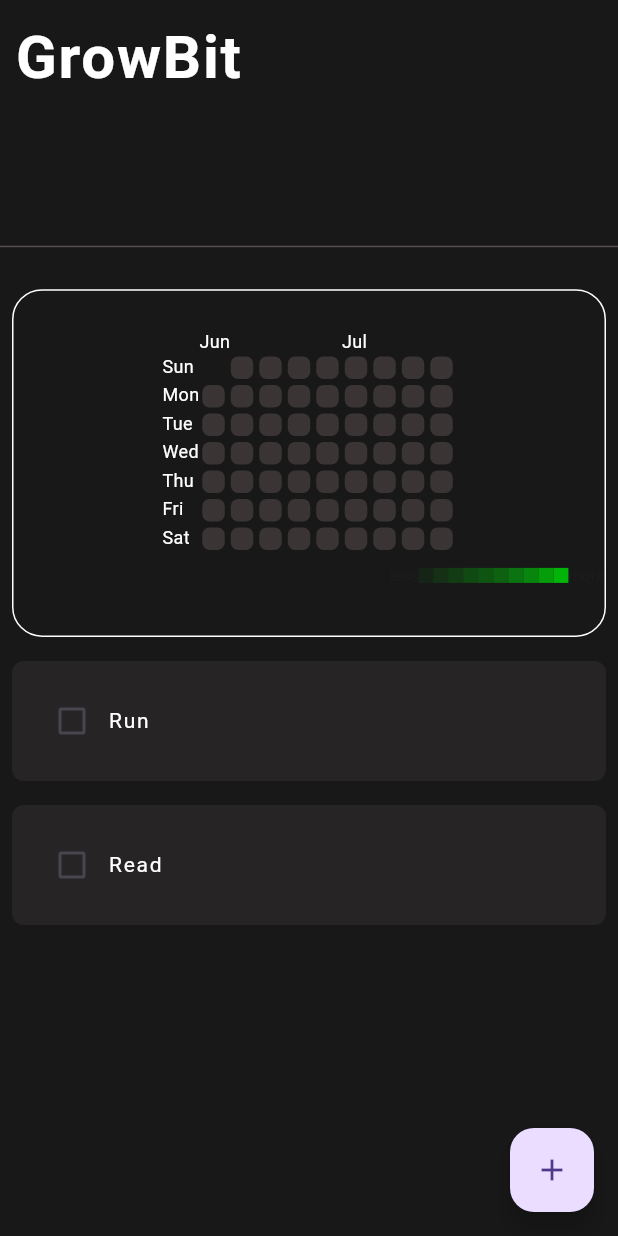
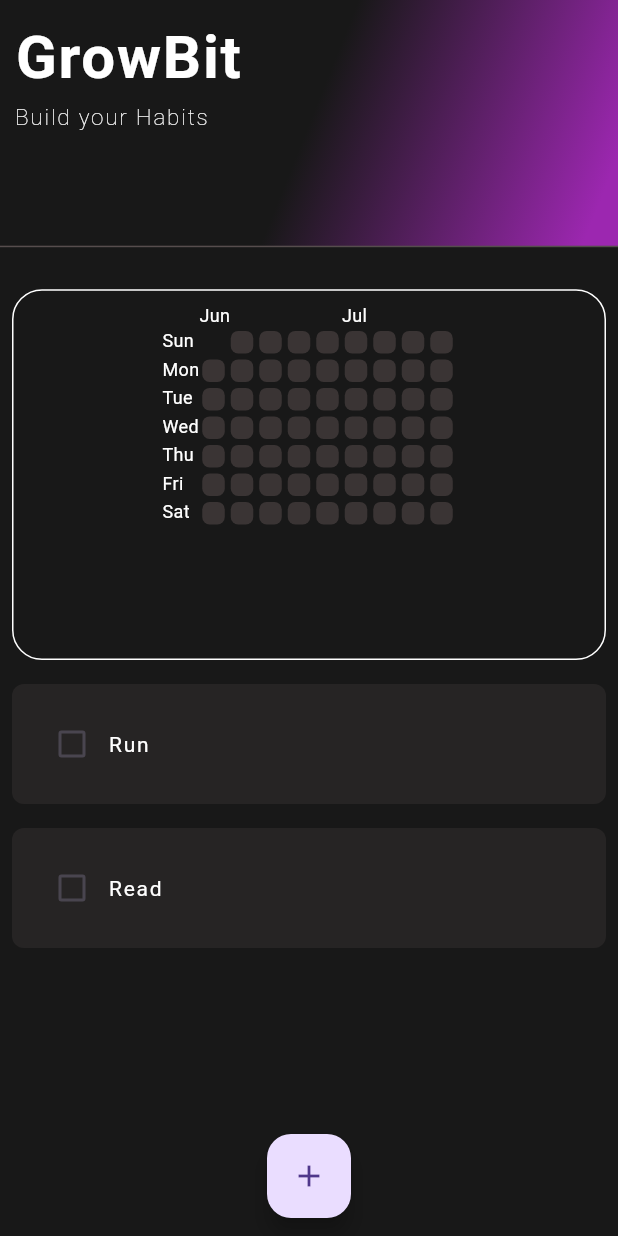
Before and after one commit to TsalemisIasonas/GrowBit, a Flutter app: the screen it shows after launch, on a phone screen of 412 x 824 dp. Run offline on Flutter 3.47's test engine with Material 3 defaults, Android fonts, the phone set to English and light mode, and no system bars; drawn by our look-alikes of flutter_heatmap_calendar, flutter_slidable; our stand-ins replace hive_flutter; accounts and stored records are empty.

Commit message:
ui update

```diff
--- a/lib/components/month_summary.dart
+++ b/lib/components/month_summary.dart
@@ -15,6 +15,8 @@ class MonthlySummary extends StatelessWidget {
     return Padding(
       padding: const EdgeInsets.all(8.0),
       child: Container(
+        height: MediaQuery.of(context).size.height * 0.3,
+        width: double.infinity,
           decoration: BoxDecoration(
             color: backgroundColor,
             borderRadius: BorderRadius.circular(20),
@@ -22,7 +24,8 @@ class MonthlySummary extends StatelessWidget {
               color: Colors.white,
             )
           ),
-          padding: const EdgeInsets.only(top: 25, bottom: 25),
+          child: Padding(
+            padding: const EdgeInsets.all(8.0),
             child: HeatMap(
               startDate: createDateTimeObject(startdate),
               endDate: DateTime.now(),
@@ -32,6 +35,7 @@ class MonthlySummary extends StatelessWidget {
               textColor: Colors.white,
               showText: false,
               scrollable: true,
+              showColorTip: false,
               size: 15,
               colorsets: {
                 1: color1,
@@ -49,6 +53,7 @@ class MonthlySummary extends StatelessWidget {
                 ScaffoldMessenger.of(context)
                     .showSnackBar(SnackBar(content: Text(value.toString())));
               },
+            ),
           )),
     );
   }
--- a/lib/pages/homepage.dart
+++ b/lib/pages/homepage.dart
@@ -97,6 +97,8 @@ class _HomePageState extends State<HomePage> {
     return Scaffold(
       backgroundColor: backgroundColor,
       floatingActionButton: MyFloatingActionButton(onPressed: createNewHabit),
+      floatingActionButtonLocation:
+          FloatingActionButtonLocation.miniCenterFloat,
       body: Column(
         children: [
           Container(
@@ -104,10 +106,19 @@ class _HomePageState extends State<HomePage> {
             width: double.infinity,
             padding: const EdgeInsets.all(10),
             decoration: BoxDecoration(
-                color: backgroundColor,
-                border: const Border(bottom: BorderSide(color: Color.fromARGB(255, 86, 77, 77)))
+                gradient: LinearGradient(
+                  colors: [backgroundColor, Colors.purple],
+                  begin: Alignment.topLeft,
+                  end: Alignment.bottomRight,
+                  stops: const [0.5, 0.95],
                 ),
-              child: const Text(
+                border: const Border(
+                    bottom:
+                        BorderSide(color: Color.fromARGB(255, 86, 77, 77)))),
+            child: const Column(
+              crossAxisAlignment: CrossAxisAlignment.start,
+              children: [
+                Text(
                   "GrowBit",
                   style: TextStyle(
                     fontSize: 40,
@@ -116,14 +127,26 @@ class _HomePageState extends State<HomePage> {
                     letterSpacing: 1.2,
                   ),
                 ),
+                Text(
+                  "Build your Habits",
+                  textAlign: TextAlign.center,
+                  style: TextStyle(
+                    fontSize: 15,
+                    color: Colors.white,
+                    fontWeight: FontWeight.w200,
+                    letterSpacing: 1.2,
+                  ),
+                ),
+              ],
+            ),
           ),
           const SizedBox(height: 20),
           MonthlySummary(
-                datasets: db.heatMapDataSet,
-                startdate: _myBox.get("START_DATE")),
-            ListView.builder(
+              datasets: db.heatMapDataSet, startdate: _myBox.get("START_DATE")),
+          Expanded(
+            child: ListView.builder(
                 shrinkWrap: true,
-                physics: const NeverScrollableScrollPhysics(),
+                //physics: const NeverScrollableScrollPhysics(),
                 itemBuilder: (context, index) {
                   return HabitTile(
                     habitName: db.todaysHabitList[index][0],
@@ -136,6 +159,7 @@ class _HomePageState extends State<HomePage> {
                   );
                 },
                 itemCount: db.todaysHabitList.length),
+          ),
         ],
       ),
     );
```
Lines whose indentation alone changed are shown as unchanged.
